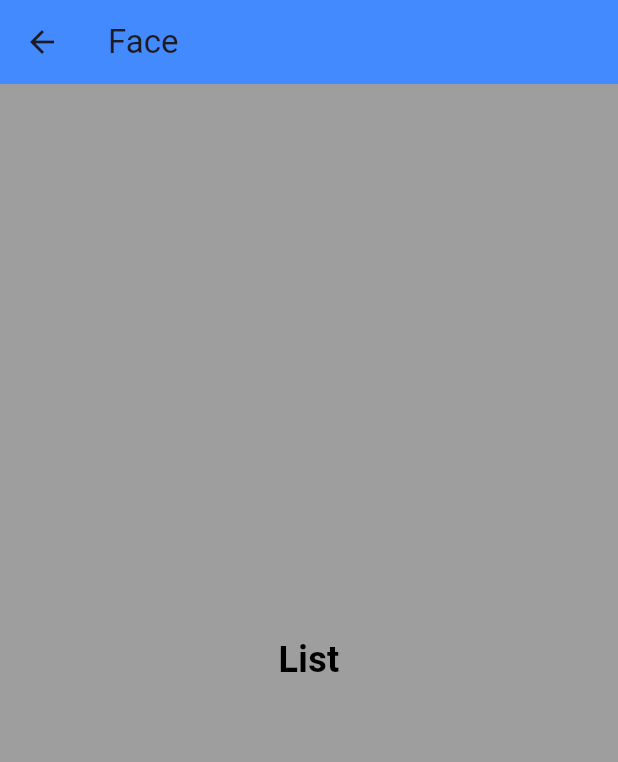
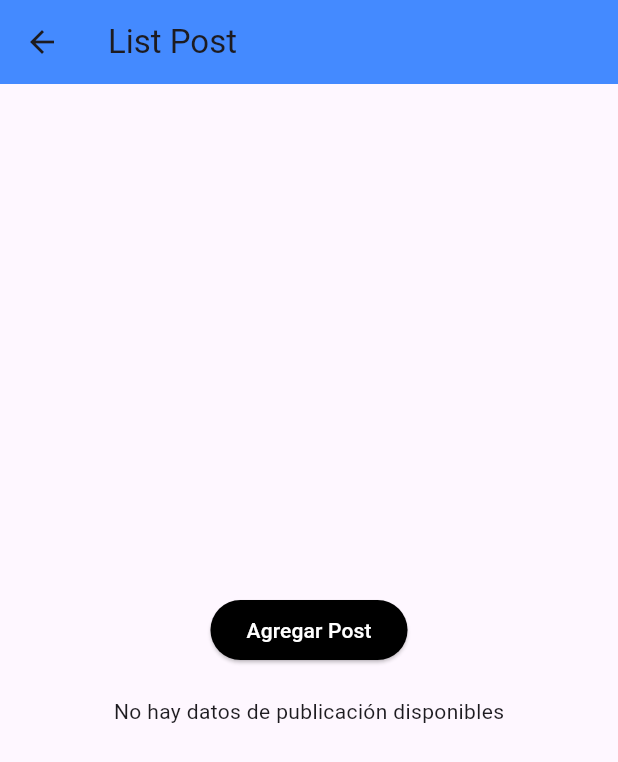
Before and after one commit to Draxler2811/PROYECTO-SEGUNDO-PARCIAL-APP-RED-SOCIAL, a Flutter app: the ListPost screen opened directly, on a phone screen of 412 x 824 dp. Shown: the top 762 px of the screen. Run offline on Flutter 3.47's test engine with Material 3 defaults, Android fonts, the phone set to English and light mode, and no system bars.

Commit message:
Ya obtengo los datos de mi ventana de Agregar a mi ventana para mostrar los textos y la imagen agregada

```diff
--- a/lib/src/ListPost.dart
+++ b/lib/src/ListPost.dart
@@ -1,34 +1,67 @@
 import 'package:flutter/material.dart';
-
+import 'package:redsocial/src/AgregarPost.dart';
+import 'package:redsocial/src/PostModel.dart';
 class ListPost extends StatefulWidget {
   @override
   _ListPostState createState() => _ListPostState();
 }
 
 class _ListPostState extends State<ListPost> {
+  List<Post> posts = [];
+
   @override
   Widget build(BuildContext context) {
     return Scaffold(
       appBar: AppBar(
-        title: Text("Face"),
+        title: Text("List Post"),
         backgroundColor: Colors.blueAccent,
       ),
-      body: Container(
-        color: Colors.grey,
-        child: Center(
-          child: Column(
-            mainAxisAlignment: MainAxisAlignment.center,
-            children: <Widget>[
-              Align(
-                alignment: Alignment.center,
-                child: Text(
-                  "List",
-                  textAlign: TextAlign.center,
-                  style: TextStyle(fontSize: 24, fontWeight: FontWeight.bold, color: Colors.black),
+      body: Center(
+        child: Column(
+          mainAxisAlignment: MainAxisAlignment.center,
+          children: [
+            ElevatedButton(
+              onPressed: () async {
+                // Navegar a la pantalla AgregarPost y esperar el resultado
+                final nuevoPost = await Navigator.push(
+                  context,
+                  MaterialPageRoute(builder: (context) => AgregarPost()),
+                );
+
+                // Agregar el nuevo post a la lista si no es nulo
+                if (nuevoPost != null) {
+                  setState(() {
+                    posts.add(nuevoPost);
+                  });
+                }
+              },
+              style: ElevatedButton.styleFrom(
+                primary: Colors.black,
+              ),
+              child: Text('Agregar Post', style: TextStyle(color: Colors.white)),
+            ),
+            SizedBox(height: 20),
+            if (posts.isNotEmpty)
+              Expanded(
+                child: ListView.builder(
+                  itemCount: posts.length,
+                  itemBuilder: (context, index) {
+                    return ListTile(
+                      title: Text(posts[index].descripcion),
+                      subtitle: Text(posts[index].lugar),
+                      leading: Image.network(
+                        posts[index].imagen,
+                        width: 100,
+                        height: 100,
+                        fit: BoxFit.cover,
+                      ),
+                    );
+                  },
                 ),
-              ),
-            ],
-          ),
+              )
+            else
+              Text("No hay datos de publicación disponibles"),
+          ],
         ),
       ),
     );
--- /dev/null
+++ b/lib/src/PostModel.dart
@@ -0,0 +1,20 @@
+import 'package:flutter/material.dart';
+
+class PostModel extends ChangeNotifier {
+  List<Post> _posts = [];
+
+  List<Post> get posts => _posts;
+
+  void addPost(Post post) {
+    _posts.add(post);
+    notifyListeners();
+  }
+}
+
+class Post {
+  final String descripcion;
+  final String lugar;
+  final String imagen;
+
+  Post({required this.descripcion, required this.lugar, required this.imagen});
+}
```
Also changed, not shown: lib/src/AgregarPost.dart (added, +61 -0 lines).
